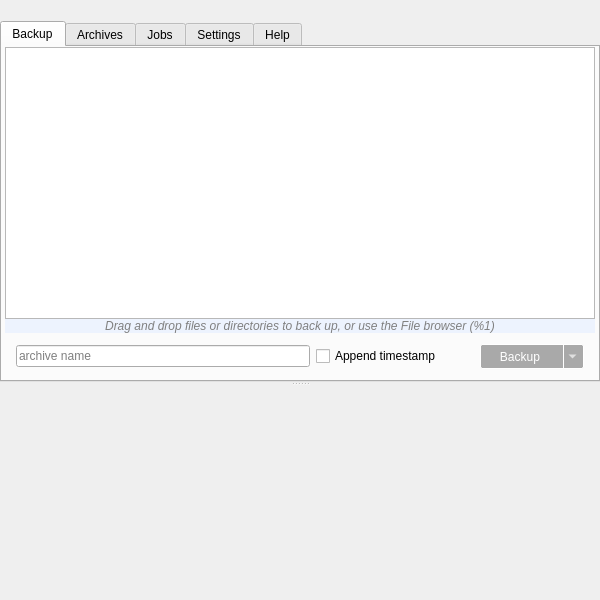
Above: forms/mainwindow.ui from Tarsnap/tarsnap-gui before the change. Below: the same form after it.
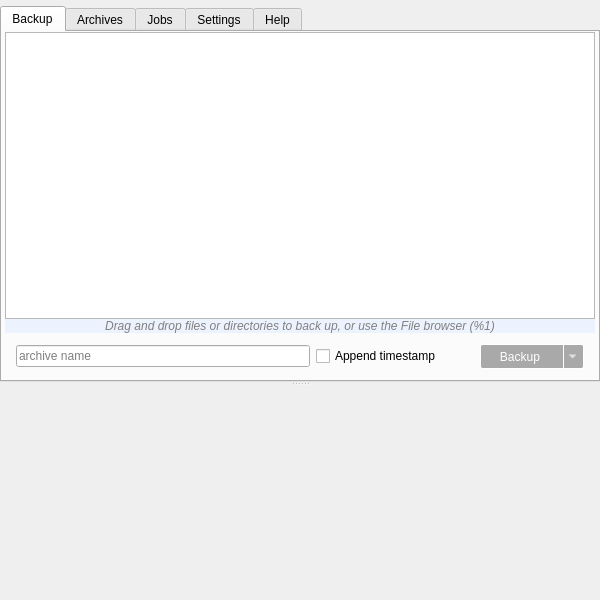
That is the form after the change. Icons and pictures are not drawn. Custom widgets are drawn as their Qt base class.

Patch:
```diff
--- a/forms/mainwindow.ui
+++ b/forms/mainwindow.ui
@@ -28,7 +28,7 @@
     <number>0</number>
    </property>
    <property name="topMargin">
-    <number>21</number>
+    <number>6</number>
    </property>
    <property name="rightMargin">
     <number>0</number>
```
